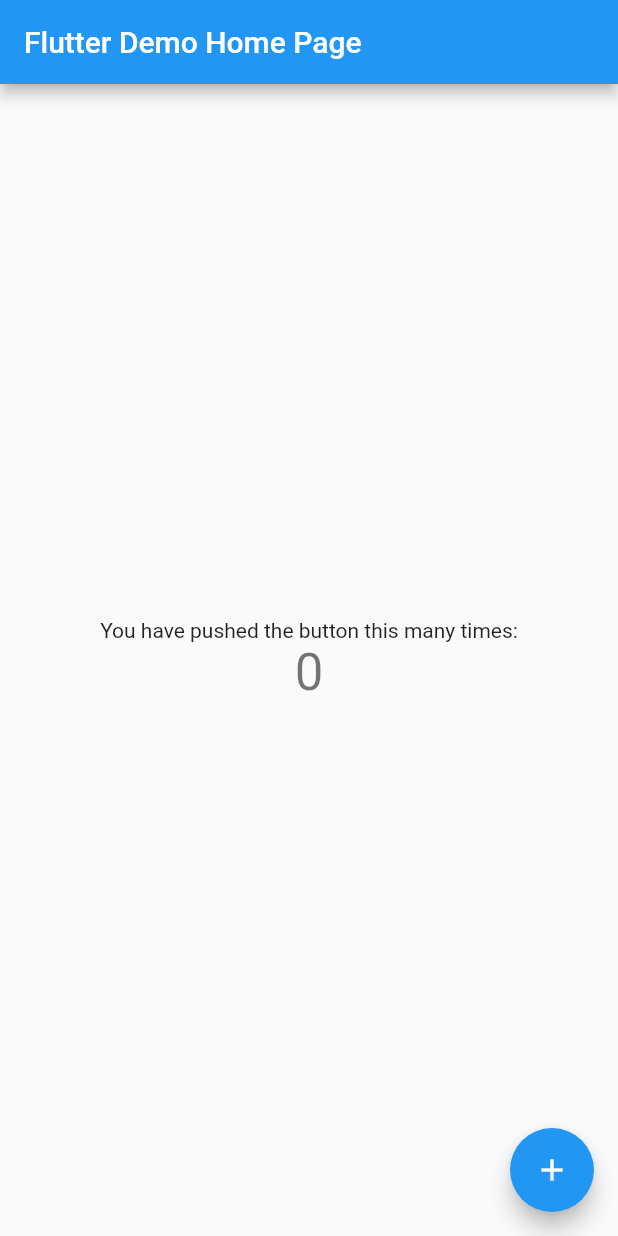
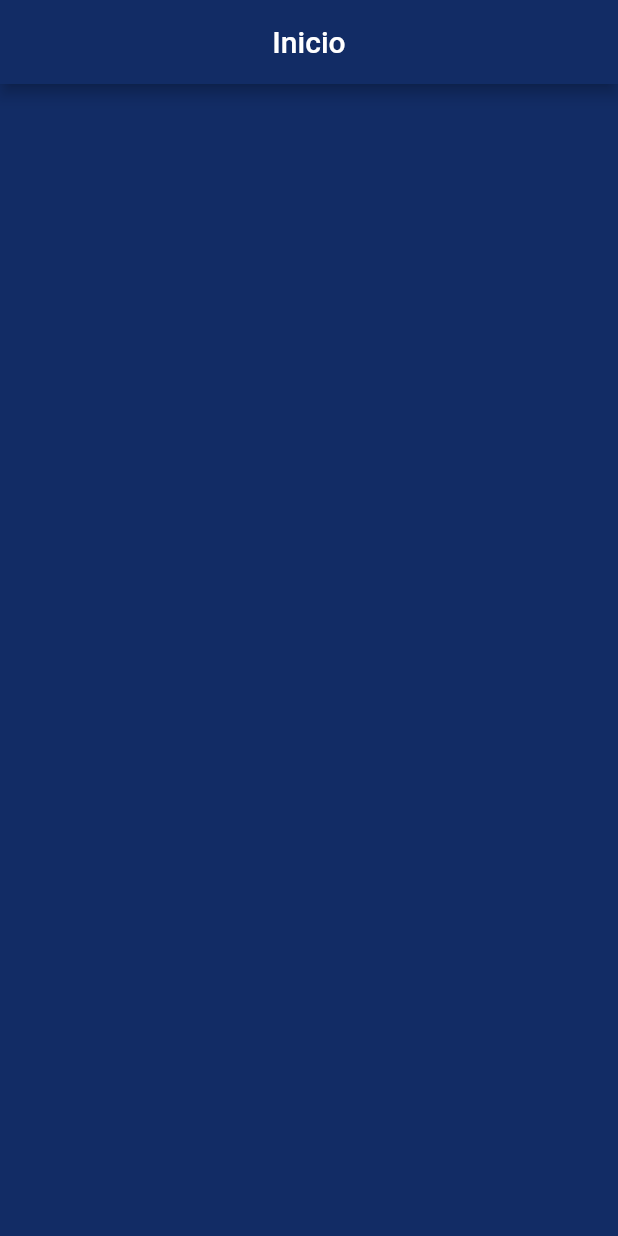
Before and after one commit to Dash-Code/trixx_agend, a Flutter app: the screen it shows after launch, on a phone screen of 412 x 824 dp. Run offline on Flutter 3.47's test engine with Material 2 defaults, Android fonts, the phone set to English and light mode, and no system bars; accounts and stored records are empty.

Commit message:
Home instanciado

```diff
--- /dev/null
+++ b/trixx_agend/lib/components/bar.dart
@@ -0,0 +1,40 @@
+import 'package:flutter/cupertino.dart';
+import 'package:flutter/material.dart';
+
+class Bar extends AppBar{
+  BuildContext context;
+  bool visibleBack;
+  String appTitle;
+  List<Widget> appActions;
+  Function() backFunction;
+
+
+  Bar(this.context, {this.visibleBack = true, this.appTitle = "", this.appActions, this.backFunction});
+
+  @override
+  Color get backgroundColor => Theme.of(context).primaryColor;
+
+  @override
+  Widget get title => Text(appTitle);
+
+  @override
+  bool get centerTitle => true;
+
+  @override
+  Color get actionsForegroundColor => Colors.white;
+
+  @override
+  Widget get leading =>  visibleBack ? BackButton(
+//      previousPageTitle: "Atrás",
+      onPressed: backFunction != null ? backFunction : (){
+        Navigator.pop(context);
+      }
+  ) : Container();
+
+  @override
+  EdgeInsetsDirectional get padding => EdgeInsetsDirectional.zero;
+
+  @override
+  // TODO: implement actions
+  List<Widget> get actions => appActions != null ? appActions : super.actions;
+}
--- a/trixx_agend/lib/main.dart
+++ b/trixx_agend/lib/main.dart
@@ -1,4 +1,7 @@
+import 'package:app/providers/user_provider.dart';
+import 'package:app/screens/home/home_screen.dart';
 import 'package:flutter/material.dart';
+import 'package:provider/provider.dart';
 
 void main() => runApp(MyApp());
 
@@ -6,21 +9,24 @@ class MyApp extends StatelessWidget {
   // This widget is the root of your application.
   @override
   Widget build(BuildContext context) {
-    return MaterialApp(
-      title: 'Trixx Agend',
-      theme: ThemeData(
-        // This is the theme of your application.
-        //
-        // Try running your application with "flutter run". You'll see the
-        // application has a blue toolbar. Then, without quitting the app, try
-        // changing the primarySwatch below to Colors.green and then invoke
-        // "hot reload" (press "r" in the console where you ran "flutter run",
-        // or simply save your changes to "hot reload" in a Flutter IDE).
-        // Notice that the counter didn't reset back to zero; the application
-        // is not restarted.
-        primarySwatch: Colors.blue,
-      ),
-      home: MyHomePage(title: 'Flutter Demo Home Page'),
+    return  MultiProvider(
+        providers: [
+          ChangeNotifierProvider( create: (_) => UserProvider(), ),
+        ],
+        child: MaterialApp(
+            title: 'Trixx Agend',
+            theme: ThemeData(
+                primaryColor: Color(0xff122C65),
+                accentColor: Color(0xffFEEB05),
+                buttonColor: Color(0xffE2001A)
+
+            ),
+            initialRoute: '/',
+            debugShowCheckedModeBanner: false,
+            routes: {
+              '/': (BuildContext context) => HomeScreen(),
+//              HomeScreen.route: (BuildContext) => HomeScreen(),
+            })
     );
   }
 }
--- /dev/null
+++ b/trixx_agend/lib/models/user/user_model.dart
@@ -0,0 +1,8 @@
+class UserModel {
+  int id;
+  String nick;
+  DateTime birthdate;
+  String role;
+  int orientation;
+  String fetish;
+}
--- /dev/null
+++ b/trixx_agend/lib/providers/user_provider.dart
@@ -0,0 +1,14 @@
+import 'package:app/models/user/user_model.dart';
+import 'package:flutter/material.dart';
+
+class UserProvider with ChangeNotifier {
+  UserModel user;
+
+  Future<UserModel> findUser(context) async{
+//    await API.getLoggedUser(context).then((UserModel user){
+//      this.user = user;
+//    });
+
+    return this.user;
+  }
+}
--- /dev/null
+++ b/trixx_agend/lib/screens/home/home_screen.dart
@@ -0,0 +1,30 @@
+import 'package:app/components/bar.dart';
+import 'package:flutter/material.dart';
+
+class HomeScreen extends StatefulWidget{
+  static const String route = "/home";
+
+  @override
+  State<StatefulWidget> createState() {
+    return _HomeScreenState();
+  }
+
+}
+
+class _HomeScreenState extends State<HomeScreen> {
+
+  @override
+  Widget build(BuildContext context) {
+    return Scaffold(
+      backgroundColor: Theme.of(context).primaryColor,
+      appBar: Bar(context,
+        appTitle: "Inicio",
+        visibleBack: false,
+      ),
+      body: Container(
+
+      ),
+    );
+  }
+
+}
--- a/trixx_agend/pubspec.yaml
+++ b/trixx_agend/pubspec.yaml
@@ -19,6 +19,7 @@ environment:
 dependencies:
   flutter:
     sdk: flutter
+  provider: 4.0.4
 
   # The following adds the Cupertino Icons font to your application.
   # Use with the CupertinoIcons class for iOS style icons.
```
Also changed, not shown: trixx_agend/pubspec.lock.
